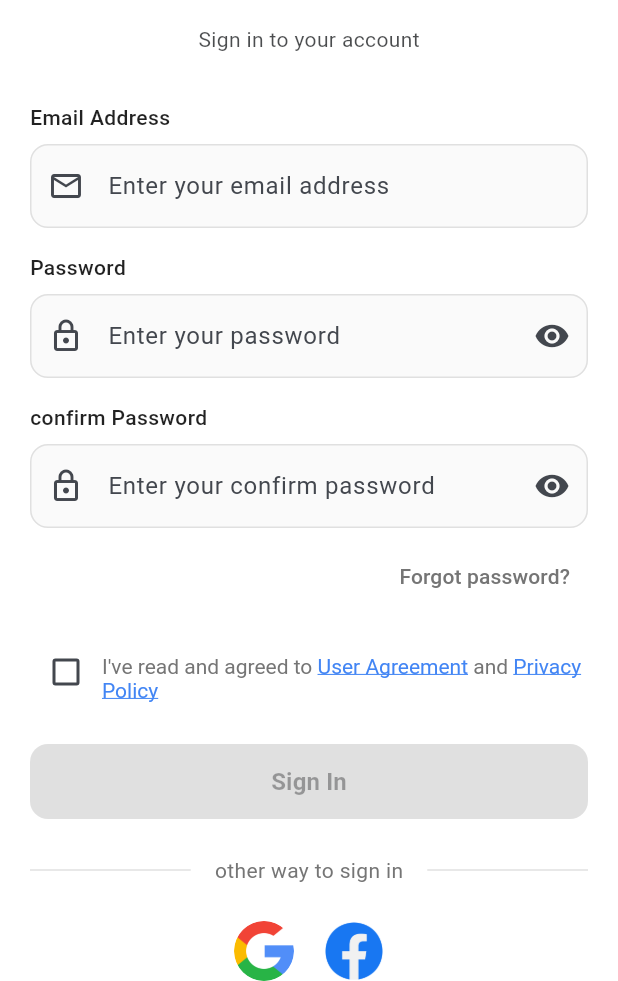
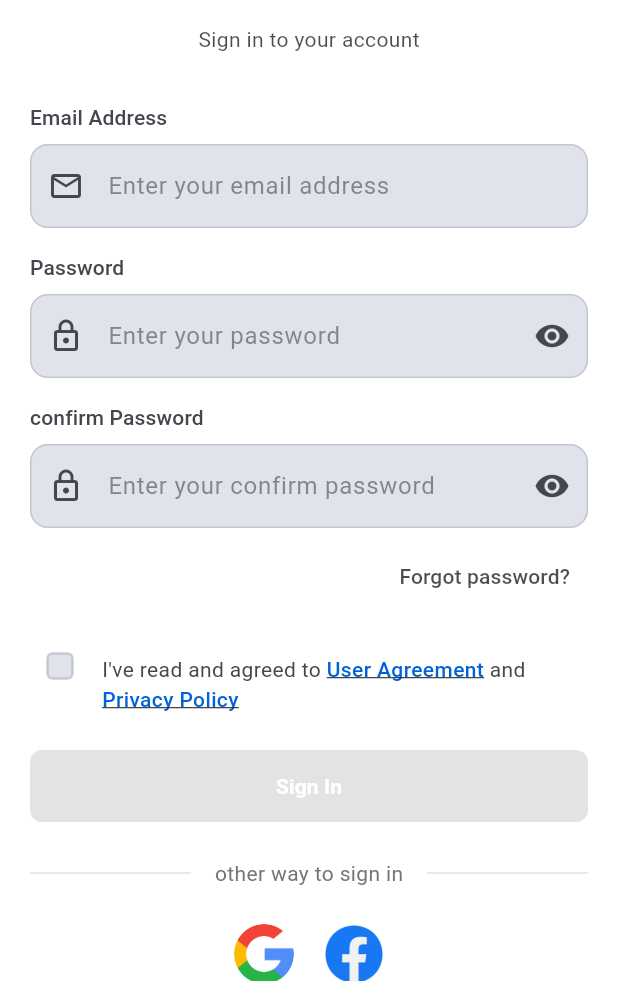
Before and after one commit to salimlaghrib/FanRadar, a Flutter app: the RegisterScreen screen opened by its route, on a phone screen of 412 x 824 dp, the part 255-1236 px from its top. Run offline on Flutter 3.47's test engine with Material 3 defaults, Android fonts, the phone set to English and light mode, and no system bars; our stand-ins replace get.

Commit message:
Apply theme on login screen widgets

```diff
--- a/lib/views/screens/login_screen.dart
+++ b/lib/views/screens/login_screen.dart
@@ -1,4 +1,5 @@
 // lib/views/screens/login_screen.dart
+import 'package:fanradar/core/theme/app_theme.dart';
 import 'package:fanradar/services/auth_service.dart';
 import 'package:fanradar/views/widgets/login/create_account_widget.dart';
 import 'package:flutter/material.dart';
@@ -102,6 +103,8 @@ class _LoginScreenState extends State<LoginScreen> {
                       text: 'Sign In',
                       onPressed: _agreeToTerms ? _handleSignIn : null,
                       isLoading: _isLoading,
+                      backgroundColor: Theme.of(context).colorScheme.onPrimary,
+                      textColor: Theme.of(context).colorScheme.primary,
                     ),
                     const SizedBox(height: 24),
 
--- a/lib/views/widgets/login/custom_button_widget.dart
+++ b/lib/views/widgets/login/custom_button_widget.dart
@@ -18,34 +18,58 @@ class CustomButtonWidget extends StatelessWidget {
 
   @override
   Widget build(BuildContext context) {
+    final colorScheme = Theme.of(context).colorScheme;
+    final textTheme = Theme.of(context).textTheme;
+
     return SizedBox(
       width: double.infinity,
-      height: 50,
+      height: 48, // Material 3 standard button height
       child: ElevatedButton(
         onPressed: isLoading ? null : onPressed,
-        style: ElevatedButton.styleFrom(
-          backgroundColor: backgroundColor ?? const Color(0xFF4285F4),
-          foregroundColor: textColor ?? Colors.white,
-          elevation: 0,
-          shape: RoundedRectangleBorder(
-            borderRadius: BorderRadius.circular(12),
-          ),
-          disabledBackgroundColor: Colors.grey[300],
-        ),
+        style:
+            ElevatedButton.styleFrom(
+              backgroundColor: backgroundColor,
+              foregroundColor: textColor,
+              elevation: 0,
+              shape: RoundedRectangleBorder(
+                borderRadius: BorderRadius.circular(
+                  8,
+                ), // M3 standard border radius
+              ),
+              disabledBackgroundColor: colorScheme.onSurface.withOpacity(0.12),
+              disabledForegroundColor: colorScheme.onSurface.withOpacity(0.38),
+              padding: const EdgeInsets.symmetric(horizontal: 24),
+              textStyle: textTheme.labelLarge?.copyWith(
+                fontWeight: FontWeight.w600,
+              ),
+              // Add splash and highlight colors
+              surfaceTintColor: Colors.transparent,
+              shadowColor: Colors.transparent,
+            ).copyWith(
+              // Overlay color for pressed state
+              overlayColor: MaterialStateProperty.resolveWith<Color?>((states) {
+                if (states.contains(MaterialState.pressed)) {
+                  return colorScheme.onPrimary.withOpacity(0.12);
+                }
+                return null;
+              }),
+            ),
         child: isLoading
-            ? const SizedBox(
-                height: 20,
-                width: 20,
+            ? SizedBox(
+                height: 24,
+                width: 24,
                 child: CircularProgressIndicator(
-                  strokeWidth: 2,
-                  valueColor: AlwaysStoppedAnimation<Color>(Colors.white),
+                  strokeWidth: 2.5,
+                  valueColor: AlwaysStoppedAnimation<Color>(
+                    textColor ?? colorScheme.onPrimary,
+                  ),
                 ),
               )
             : Text(
                 text,
-                style: const TextStyle(
-                  fontSize: 16,
+                style: textTheme.labelLarge?.copyWith(
                   fontWeight: FontWeight.w600,
+                  color: textColor ?? colorScheme.onPrimary,
                 ),
               ),
       ),
--- a/lib/views/widgets/login/custom_text_field_widget.dart
+++ b/lib/views/widgets/login/custom_text_field_widget.dart
@@ -24,15 +24,16 @@ class CustomTextFieldWidget extends StatelessWidget {
 
   @override
   Widget build(BuildContext context) {
+    final colorScheme = Theme.of(context).colorScheme;
+    final textTheme = Theme.of(context).textTheme;
+
     return Column(
       crossAxisAlignment: CrossAxisAlignment.start,
       children: [
         Text(
           label,
-          style: const TextStyle(
-            fontSize: 14,
-            fontWeight: FontWeight.w500,
-            color: Colors.black87,
+          style: textTheme.labelLarge?.copyWith(
+            color: colorScheme.onSurfaceVariant,
           ),
         ),
         const SizedBox(height: 8),
@@ -40,24 +41,46 @@ class CustomTextFieldWidget extends StatelessWidget {
           controller: controller,
           obscureText: obscureText,
           keyboardType: keyboardType,
+          style: textTheme.bodyLarge?.copyWith(color: colorScheme.onSurface),
           decoration: InputDecoration(
             hintText: hintText,
-            prefixIcon: Icon(prefixIcon),
+            hintStyle: textTheme.bodyLarge?.copyWith(
+              color: colorScheme.onSurfaceVariant.withOpacity(0.6),
+            ),
+            prefixIcon: Icon(prefixIcon, color: colorScheme.onSurfaceVariant),
             suffixIcon: suffixIcon,
             border: OutlineInputBorder(
               borderRadius: BorderRadius.circular(12),
-              borderSide: BorderSide(color: Colors.grey[300]!),
+              borderSide: BorderSide(
+                color: colorScheme.outlineVariant,
+                width: 1.0,
+              ),
             ),
             enabledBorder: OutlineInputBorder(
               borderRadius: BorderRadius.circular(12),
-              borderSide: BorderSide(color: Colors.grey[300]!),
+              borderSide: BorderSide(
+                color: colorScheme.outlineVariant,
+                width: 1.0,
+              ),
             ),
             focusedBorder: OutlineInputBorder(
               borderRadius: BorderRadius.circular(12),
-              borderSide: const BorderSide(color: Color(0xFF4285F4)),
+              borderSide: BorderSide(color: colorScheme.primary, width: 2.0),
+            ),
+            errorBorder: OutlineInputBorder(
+              borderRadius: BorderRadius.circular(12),
+              borderSide: BorderSide(color: colorScheme.error, width: 2.0),
+            ),
+            focusedErrorBorder: OutlineInputBorder(
+              borderRadius: BorderRadius.circular(12),
+              borderSide: BorderSide(color: colorScheme.error, width: 2.0),
             ),
             filled: true,
-            fillColor: Colors.grey[50],
+            fillColor: colorScheme.surfaceVariant,
+            contentPadding: const EdgeInsets.symmetric(
+              vertical: 16,
+              horizontal: 16,
+            ),
           ),
           validator: validator,
         ),
--- a/lib/views/widgets/login/forgot_password_widget.dart
+++ b/lib/views/widgets/login/forgot_password_widget.dart
@@ -3,10 +3,8 @@ import 'package:flutter/material.dart';
 class ForgotPasswordWidget extends StatelessWidget {
   final VoidCallback onPressed;
 
-  const ForgotPasswordWidget({
-    Key? key,
-    required this.onPressed,
-  }) : super(key: key);
+  const ForgotPasswordWidget({Key? key, required this.onPressed})
+    : super(key: key);
 
   @override
   Widget build(BuildContext context) {
@@ -17,7 +15,9 @@ class ForgotPasswordWidget extends StatelessWidget {
         child: Text(
           'Forgot password?',
           style: TextStyle(
-            color: Colors.grey[600],
+            color: Theme.of(context).colorScheme.onSurface.withAlpha(
+              200, // Adjust opacity for better visibility
+            ),
             fontSize: 14,
           ),
         ),
--- a/lib/views/widgets/login/terms_checkbox_widget.dart
+++ b/lib/views/widgets/login/terms_checkbox_widget.dart
@@ -12,14 +12,26 @@ class TermsCheckboxWidget extends StatelessWidget {
 
   @override
   Widget build(BuildContext context) {
+    final colorScheme = Theme.of(context).colorScheme;
+    final textTheme = Theme.of(context).textTheme;
+
     return Row(
       crossAxisAlignment: CrossAxisAlignment.start,
       children: [
         Checkbox(
           value: value,
           onChanged: (newValue) => onChanged(newValue ?? false),
-          activeColor: const Color(0xFF4285F4),
+          fillColor: MaterialStateProperty.resolveWith<Color>((states) {
+            if (states.contains(MaterialState.selected)) {
+              return colorScheme.primary;
+            }
+            return colorScheme.surfaceVariant;
+          }),
+          side: BorderSide(color: colorScheme.outlineVariant, width: 1.5),
+          shape: RoundedRectangleBorder(borderRadius: BorderRadius.circular(4)),
+          visualDensity: VisualDensity.compact,
         ),
+        const SizedBox(width: 8),
         Expanded(
           child: GestureDetector(
             onTap: () => onChanged(!value),
@@ -27,25 +39,26 @@ class TermsCheckboxWidget extends StatelessWidget {
               padding: const EdgeInsets.only(top: 12),
               child: RichText(
                 text: TextSpan(
-                  style: TextStyle(
-                    fontSize: 14,
-                    color: Colors.grey[600],
+                  style: textTheme.bodyMedium?.copyWith(
+                    color: colorScheme.onSurfaceVariant,
                   ),
                   children: [
                     const TextSpan(text: "I've read and agreed to "),
-                    const TextSpan(
+                    TextSpan(
                       text: "User Agreement",
                       style: TextStyle(
-                        color: Color(0xFF4285F4),
+                        color: colorScheme.primary,
                         decoration: TextDecoration.underline,
+                        fontWeight: FontWeight.w500,
                       ),
                     ),
                     const TextSpan(text: " and "),
-                    const TextSpan(
+                    TextSpan(
                       text: "Privacy Policy",
                       style: TextStyle(
-                        color: Color(0xFF4285F4),
+                        color: colorScheme.primary,
                         decoration: TextDecoration.underline,
+                        fontWeight: FontWeight.w500,
                       ),
                     ),
                   ],
```
